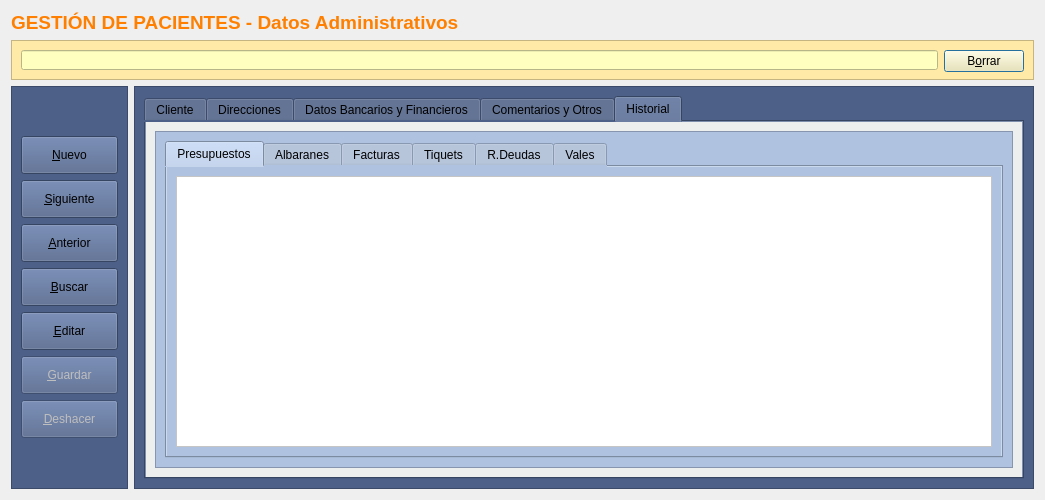
arcnexus/RedFoX, file Zona_Pacientes/frmClientes.ui: the form before one commit.
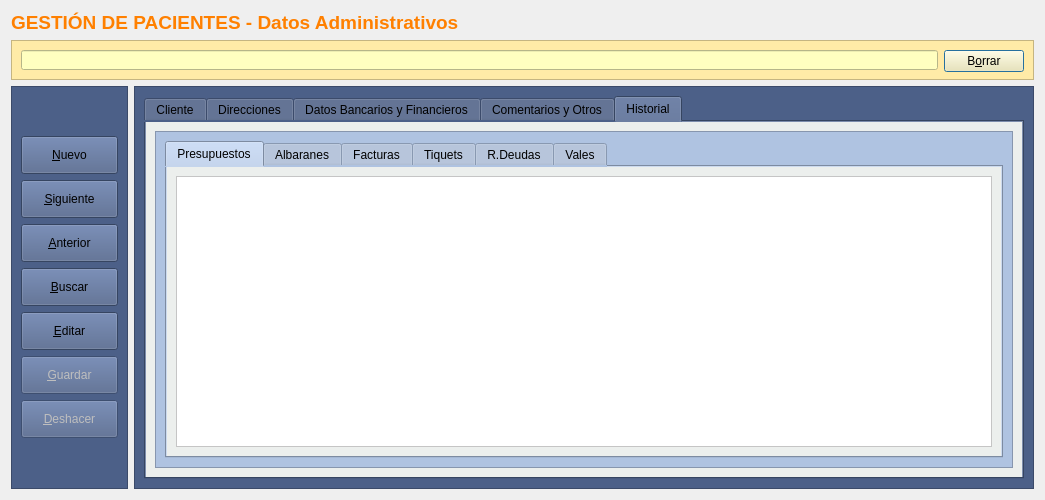
The form after the commit. The open tabs and pages were chosen to show the change. Icons and pictures are not drawn.

Commit message: Estilo terra

```diff
--- a/Zona_Pacientes/frmClientes.ui
+++ b/Zona_Pacientes/frmClientes.ui
@@ -3391,6 +3391,9 @@
                  <bool>true</bool>
                 </property>
                 <widget class="QWidget" name="tab_13">
+                 <property name="styleSheet">
+                  <string notr="true">background-color: #ecefed;</string>
+                 </property>
                  <attribute name="title">
                   <string>Presupuestos</string>
                  </attribute>
```
Left out of the diff: 39 changed lines with no effect on the pictures. The commit also changes 1 other file.
